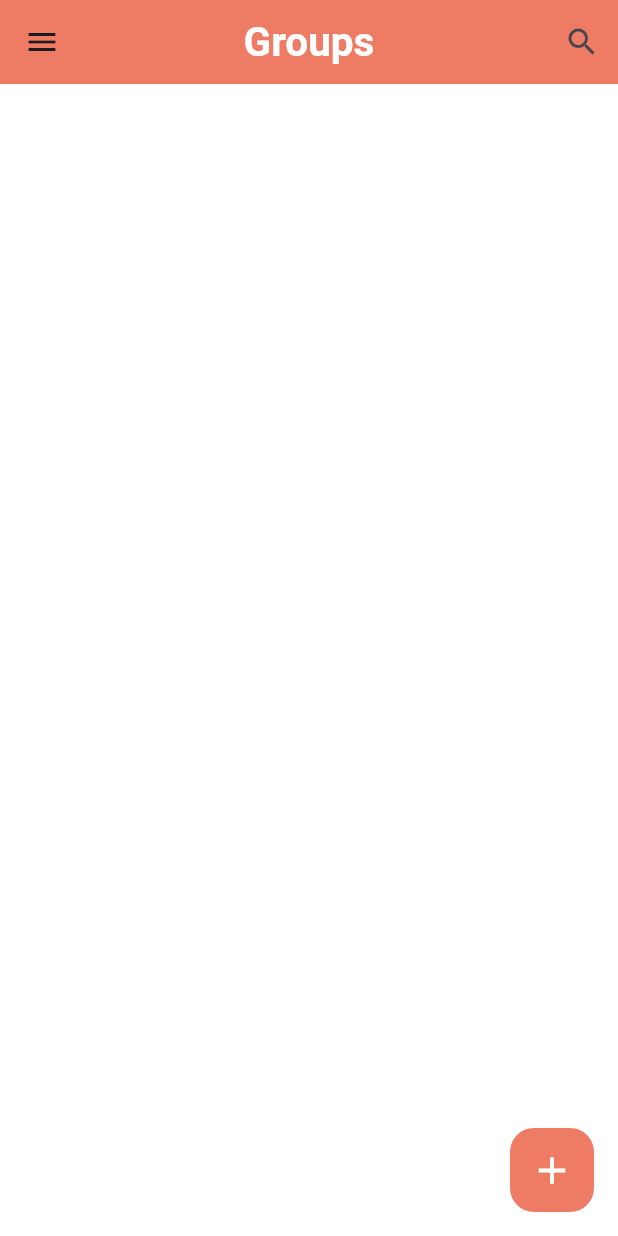
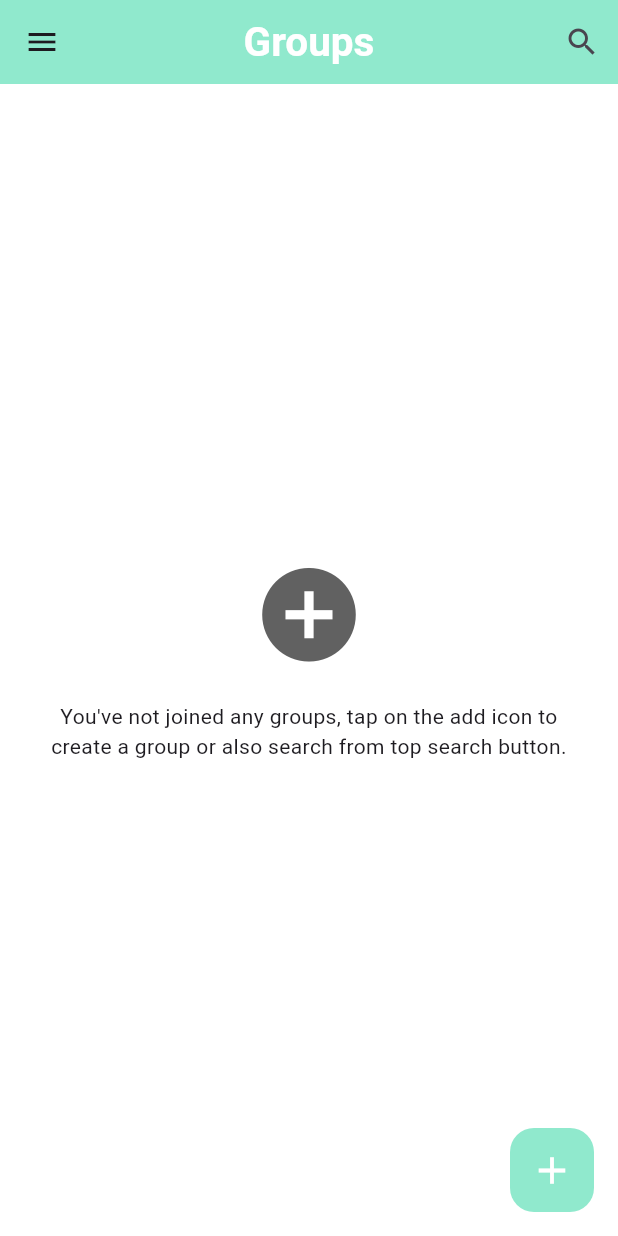
Before and after one commit to shellyannissa/flutter-chat-app, a Flutter app: the HomePage screen opened directly, on a phone screen of 412 x 824 dp. Run offline on Flutter 3.47's test engine with Material 3 defaults, Android fonts, the phone set to English and light mode, and no system bars; our stand-ins replace cloud_firestore, firebase_auth, firebase_core, shared_preferences; accounts and stored records are empty.

Commit message:
Group Chats tiles added

```diff
--- a/lib/pages/auth/home_page.dart
+++ b/lib/pages/auth/home_page.dart
@@ -4,7 +4,7 @@ import 'package:chat_app/pages/profile_page.dart';
 import 'package:chat_app/pages/search_page.dart';
 import 'package:chat_app/services/auth_service.dart';
 import 'package:chat_app/services/database_service.dart';
-// import 'package:chat_app/widgets/group_tile.dart';
+import 'package:chat_app/widgets/group_tile.dart';
 import 'package:chat_app/widgets/widgets.dart';
 import 'package:firebase_auth/firebase_auth.dart';
 import 'package:flutter/material.dart';
@@ -180,7 +180,7 @@ class _HomePageState extends State<HomePage> {
           )
         ],
       )),
-      // body: groupList(),
+      body: groupList(),
       floatingActionButton: FloatingActionButton(
         onPressed: () {
           popUpDialog(context);
@@ -275,39 +275,44 @@ class _HomePageState extends State<HomePage> {
         });
   }
 
-  // groupList() {
-  //   return StreamBuilder(
-  //     stream: groups,
-  //     builder: (context, AsyncSnapshot snapshot) {
-  //       // make some checks
-  //       if (snapshot.hasData) {
-  //         if (snapshot.data['groups'] != null) {
-  //           if (snapshot.data['groups'].length != 0) {
-  //             return ListView.builder(
-  //               itemCount: snapshot.data['groups'].length,
-  //               itemBuilder: (context, index) {
-  //                 int reverseIndex = snapshot.data['groups'].length - index - 1;
-  //                 return GroupTile(
-  //                     groupId: getId(snapshot.data['groups'][reverseIndex]),
-  //                     groupName: getName(snapshot.data['groups'][reverseIndex]),
-  //                     userName: snapshot.data['fullName']);
-  //               },
-  //             );
-  //           } else {
-  //             return noGroupWidget();
-  //           }
-  //         } else {
-  //           return noGroupWidget();
-  //         }
-  //       } else {
-  //         return Center(
-  //           child: CircularProgressIndicator(
-  //               color: Theme.of(context).primaryColor),
-  //         );
-  //       }
-  //     },
-  //   );
-  // }
+  groupList() {
+    return StreamBuilder(
+      stream: groups,
+      builder: (context, AsyncSnapshot snapshot) {
+        // make some checks
+        if (snapshot.hasData) {
+          if (snapshot.data['groups'] != null) {
+            if (snapshot.data['groups'].length != 0) {
+              return ListView.builder(
+                itemCount: snapshot.data['groups'].length,
+                itemBuilder: (context, index) {
+                  int reverseIndex = snapshot.data['groups'].length - index - 1;
+                  return GroupTile(
+                      groupId: getId(snapshot.data['groups'][reverseIndex]),
+                      groupName: getName(snapshot.data['groups'][reverseIndex]),
+                      userName: snapshot.data['fullName']);
+
+                  return const Center(
+                    child: Text(
+                        'this is what you should do with for the time being'),
+                  );
+                },
+              );
+            } else {
+              return noGroupWidget();
+            }
+          } else {
+            return noGroupWidget();
+          }
+        } else {
+          return Center(
+            child: CircularProgressIndicator(
+                color: Theme.of(context).primaryColor),
+          );
+        }
+      },
+    );
+  }
 
   noGroupWidget() {
     return Container(
--- a/lib/shared/constants.dart
+++ b/lib/shared/constants.dart
@@ -7,5 +7,5 @@ class Constants {
   static String storageBucket = "chat-app-4d401.appspot.com";
   static String messagingSenderId = "208186499870";
   static String appId = "1:208186499870:web:fc24de7054c319cfe6df0f";
-  final primaryColor = const Color(0xFFee7b64);
+  final primaryColor = const Color.fromARGB(255, 144, 233, 205);
 }
```
Also changed, not shown: lib/pages/chat_page.dart (added, +28 -0 lines), lib/widgets/group_tile.dart (added, +58 -0 lines).
